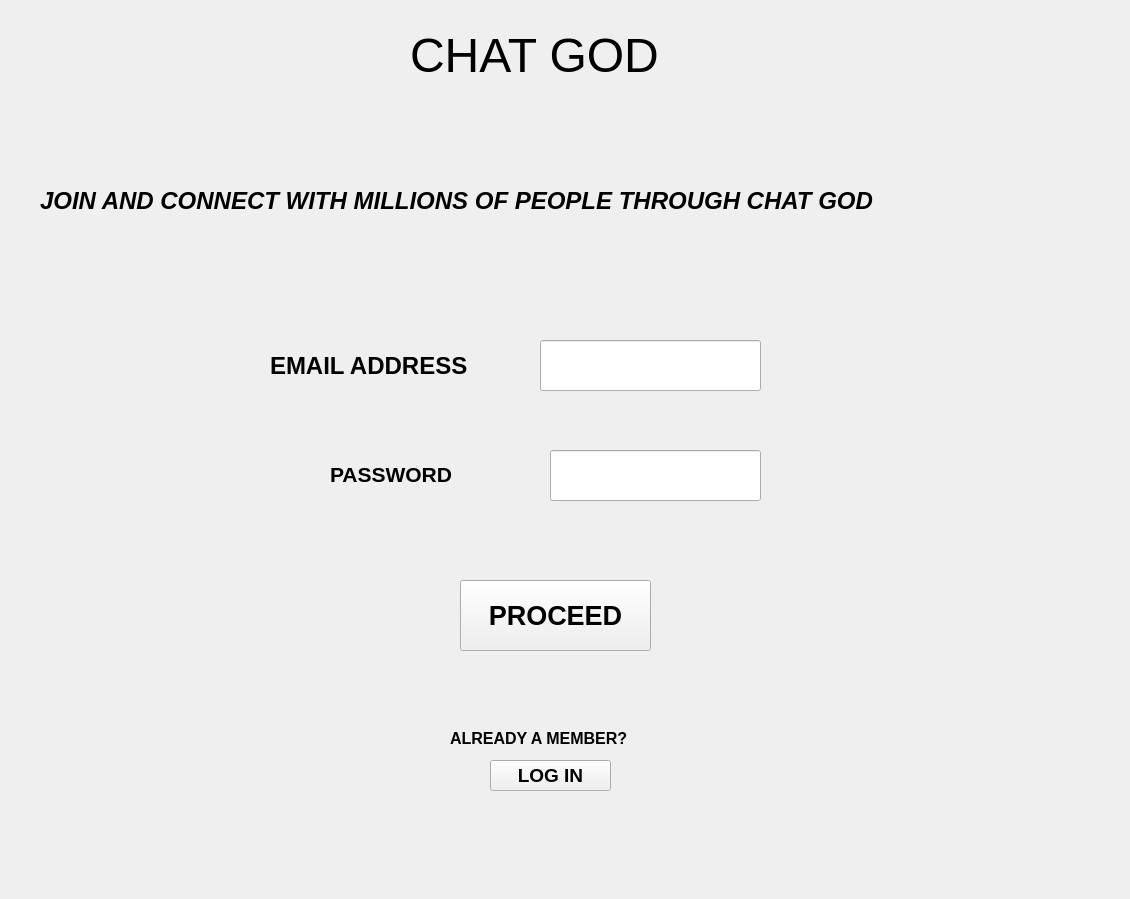
AkshatChauhan18/chatproject-11th-cs-project-, file COMP_PROJECT_VER1.ui: the form before one commit.
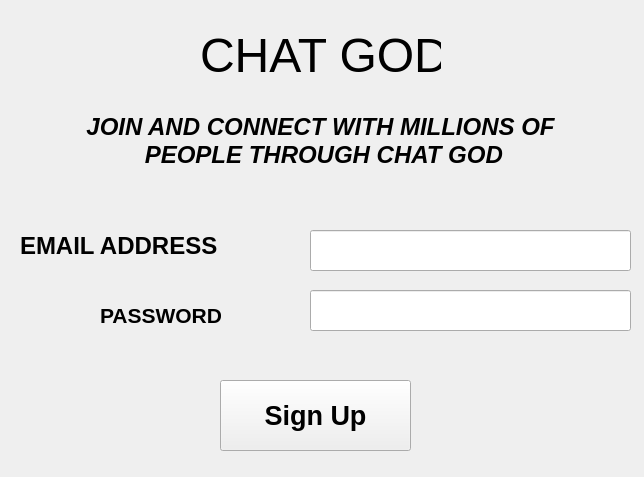
The form after the commit. Icons and pictures are not drawn.

Diff of the .ui file:
```diff
--- a/COMP_PROJECT_VER1.ui
+++ b/COMP_PROJECT_VER1.ui
@@ -6,8 +6,8 @@
    <rect>
     <x>0</x>
     <y>0</y>
-    <width>1130</width>
-    <height>899</height>
+    <width>644</width>
+    <height>477</height>
    </rect>
   </property>
   <property name="windowTitle">
@@ -22,31 +22,35 @@
   <widget class="QLineEdit" name="emailinput">
    <property name="geometry">
     <rect>
-     <x>540</x>
-     <y>340</y>
-     <width>221</width>
-     <height>51</height>
+     <x>310</x>
+     <y>230</y>
+     <width>321</width>
+     <height>41</height>
     </rect>
    </property>
    <property name="styleSheet">
-    <string notr="true">qlineargradient:(spread:pad, x1:0, y1:0, x2:1, y2:0, stop:0 rgba(245, 224, 176, 255), stop:0.09 rgba(246, 189, 237, 255), stop:0.14 rgba(194, 207, 246, 255), stop:0.19 rgba(184, 160, 168, 255), stop:0.25 rgba(171, 186, 248, 255), stop:0.32 rgba(243, 248, 224, 255), stop:0.385 rgba(249, 162, 183, 255), stop:0.47 rgba(100, 115, 124, 255), stop:0.58 rgba(251, 205, 202, 255), stop:0.65 rgba(170, 128, 185, 255), stop:0.75 rgba(252, 222, 204, 255), stop:0.805 rgba(206, 122, 218, 255), stop:0.86 rgba(254, 223, 175, 255), stop:0.91 rgba(254, 236, 244, 255), stop:1 rgba(255, 191, 221, 255))</string>
+    <string notr="true">background:none</string>
    </property>
   </widget>
   <widget class="QLineEdit" name="passinput">
    <property name="geometry">
     <rect>
-     <x>550</x>
-     <y>450</y>
-     <width>211</width>
-     <height>51</height>
+     <x>310</x>
+     <y>290</y>
+     <width>321</width>
+     <height>41</height>
     </rect>
    </property>
+   <property name="styleSheet">
+    <string notr="true">background:none
+</string>
+   </property>
   </widget>
   <widget class="QPushButton" name="proceed">
    <property name="geometry">
     <rect>
-     <x>460</x>
-     <y>580</y>
+     <x>220</x>
+     <y>380</y>
      <width>191</width>
      <height>71</height>
     </rect>
@@ -55,12 +59,14 @@
     <font>
      <family>Arial</family>
      <pointsize>20</pointsize>
-     <weight>75</weight>
      <bold>true</bold>
     </font>
    </property>
+   <property name="styleSheet">
+    <string notr="true">background:none</string>
+   </property>
    <property name="text">
-    <string>PROCEED</string>
+    <string>Sign Up</string>
    </property>
   </widget>
   <widget class="QPushButton" name="pushButton">
@@ -76,7 +82,6 @@
     <font>
      <family>Arial</family>
      <pointsize>14</pointsize>
-     <weight>75</weight>
      <bold>true</bold>
     </font>
    </property>
@@ -87,8 +92,8 @@
   <widget class="QLabel" name="label">
    <property name="geometry">
     <rect>
-     <x>270</x>
-     <y>350</y>
+     <x>20</x>
+     <y>230</y>
      <width>251</width>
      <height>31</height>
     </rect>
@@ -97,10 +102,12 @@
     <font>
      <family>Arial</family>
      <pointsize>18</pointsize>
-     <weight>75</weight>
      <bold>true</bold>
     </font>
    </property>
+   <property name="styleSheet">
+    <string notr="true">background:none</string>
+   </property>
    <property name="text">
     <string>EMAIL ADDRESS</string>
    </property>
@@ -108,9 +115,9 @@
   <widget class="QLabel" name="label_2">
    <property name="geometry">
     <rect>
-     <x>330</x>
-     <y>459</y>
-     <width>171</width>
+     <x>100</x>
+     <y>300</y>
+     <width>121</width>
      <height>31</height>
     </rect>
    </property>
@@ -118,10 +125,12 @@
     <font>
      <family>Arial</family>
      <pointsize>16</pointsize>
-     <weight>75</weight>
      <bold>true</bold>
     </font>
    </property>
+   <property name="styleSheet">
+    <string notr="true">background:none</string>
+   </property>
    <property name="text">
     <string>PASSWORD</string>
    </property>
@@ -139,7 +148,6 @@
     <font>
      <family>Arial</family>
      <pointsize>12</pointsize>
-     <weight>75</weight>
      <bold>true</bold>
     </font>
    </property>
@@ -150,9 +158,9 @@
   <widget class="QLabel" name="label_4">
    <property name="geometry">
     <rect>
-     <x>40</x>
-     <y>170</y>
-     <width>1131</width>
+     <x>70</x>
+     <y>110</y>
+     <width>501</width>
      <height>61</height>
     </rect>
    </property>
@@ -160,21 +168,27 @@
     <font>
      <family>Arial</family>
      <pointsize>18</pointsize>
-     <weight>75</weight>
      <italic>true</italic>
      <bold>true</bold>
     </font>
    </property>
+   <property name="styleSheet">
+    <string notr="true">background:none</string>
+   </property>
    <property name="text">
-    <string>JOIN AND CONNECT WITH MILLIONS OF PEOPLE THROUGH CHAT GOD</string>
+    <string>JOIN AND CONNECT WITH MILLIONS OF 
+ PEOPLE THROUGH CHAT GOD</string>
+   </property>
+   <property name="alignment">
+    <set>Qt::AlignCenter</set>
    </property>
   </widget>
   <widget class="QLabel" name="label_5">
    <property name="geometry">
     <rect>
-     <x>410</x>
+     <x>200</x>
      <y>10</y>
-     <width>311</width>
+     <width>241</width>
      <height>91</height>
     </rect>
    </property>
@@ -184,7 +198,7 @@
     </font>
    </property>
    <property name="styleSheet">
-    <string notr="true">rgb:(255, 85, 0)</string>
+    <string notr="true">background:none</string>
    </property>
    <property name="text">
     <string>CHAT GOD</string>
```
Left out of the diff: 2 changed lines with no effect on the pictures.
